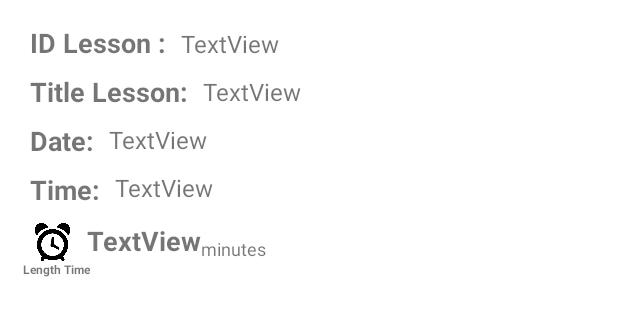
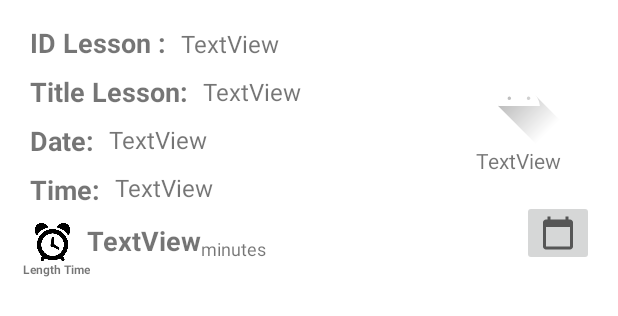
Before and after one commit to HenBaliti/DialogueApp, an Android app: the layout lesson_list_row.xml on its own in the app's theme, with its tools: preview values and no code run, on a phone screen of 412 x 824 dp. Shown: the top 316 px of the screen. Run offline under Robolectric (Android 15) with nearby library versions, the phone set to English and light mode, and no system bars.

Commit message:
Showing Teacher Details on the list of lessons

```diff
--- a/app/src/main/java/com/example/dialogueapp/Model/AppLocalDb.java
+++ b/app/src/main/java/com/example/dialogueapp/Model/AppLocalDb.java
@@ -6,7 +6,7 @@ import androidx.room.Room;
 import androidx.room.RoomDatabase;
 
 
-@Database(entities = {Lesson.class, User.class }, version = 8)
+@Database(entities = {Lesson.class, User.class }, version = 9)
 abstract class AppLocalDbRepository extends RoomDatabase {
     public abstract UserDao userDao();
     public abstract LessonDao lessonDao();
--- a/app/src/main/res/layout/lesson_list_row.xml
+++ b/app/src/main/res/layout/lesson_list_row.xml
@@ -140,4 +140,33 @@
         app:layout_constraintStart_toEndOf="@+id/title_time"
         app:layout_constraintTop_toBottomOf="@+id/txt_lesson_row_date" />
 
+    <ImageView
+        android:id="@+id/image_teacher_row_lesson"
+        android:layout_width="68dp"
+        android:layout_height="65dp"
+        android:layout_marginTop="32dp"
+        android:layout_marginEnd="32dp"
+        app:layout_constraintEnd_toEndOf="parent"
+        app:layout_constraintTop_toTopOf="parent"
+        app:srcCompat="@drawable/ic_launcher_foreground" />
+
+    <TextView
+        android:id="@+id/txt_lesson_row_image_title"
+        android:layout_width="wrap_content"
+        android:layout_height="wrap_content"
+        android:layout_marginEnd="38dp"
+        android:text="TextView"
+        app:layout_constraintEnd_toEndOf="parent"
+        app:layout_constraintTop_toBottomOf="@+id/image_teacher_row_lesson" />
+
+    <ImageButton
+        android:id="@+id/btn_order_now"
+        android:layout_width="wrap_content"
+        android:layout_height="wrap_content"
+        android:layout_marginEnd="16dp"
+        android:layout_marginBottom="8dp"
+        app:layout_constraintBottom_toBottomOf="parent"
+        app:layout_constraintEnd_toEndOf="parent"
+        app:srcCompat="@drawable/ic_baseline_calendar_today_24" />
+
 </androidx.constraintlayout.widget.ConstraintLayout>
```
Also changed, not shown: app/src/main/java/com/example/dialogueapp/Model/Model.java (+22 -0 lines), app/src/main/java/com/example/dialogueapp/Model/ModelFireBase.java (+42 -2 lines), app/src/main/java/com/example/dialogueapp/fragment_LessonList.java (+26 -17 lines), app/src/main/java/com/example/dialogueapp/fragment_set_lesson_teacher.java (+14 -2 lines), app/src/main/res/layout/fragment__lesson_list.xml (+0 -9 lines).
